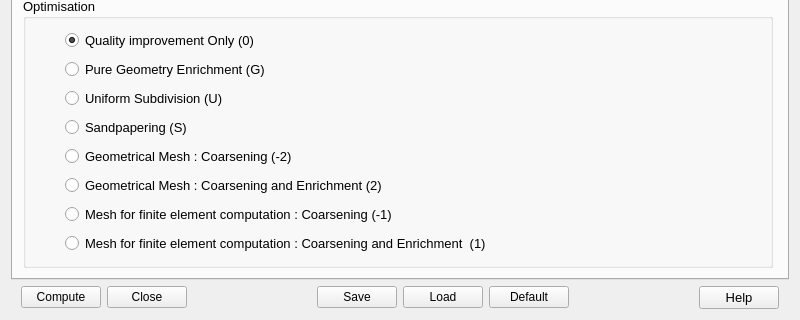
Old version of the form src/Tools/YamsPlug/YamsPlugDialog.ui in the repository SalomePlatform/smesh; both pictures show x 0 to 800 and y 180 to 500 of the 800 by 500 pixel window.
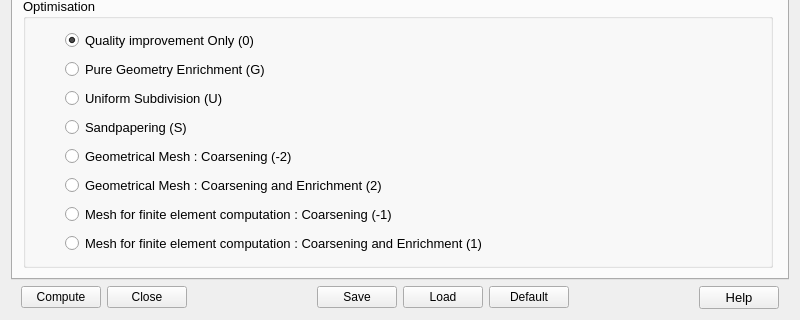
New version of the form.

Commit message: deprecated v7 import smesh, studyBuilder modification

```diff
--- a/src/Tools/YamsPlug/YamsPlugDialog.ui
+++ b/src/Tools/YamsPlug/YamsPlugDialog.ui
@@ -306,7 +306,7 @@
 good quality elements</string>
            </property>
            <property name="text">
-            <string>Mesh for finite element computation : Coarsening and Enrichment  (1)</string>
+            <string>Mesh for finite element computation : Coarsening and Enrichment (1)</string>
            </property>
           </widget>
          </item>
```
Left out of the diff: 5 changed lines with no effect on the pictures. The commit also changes 1 other file.
